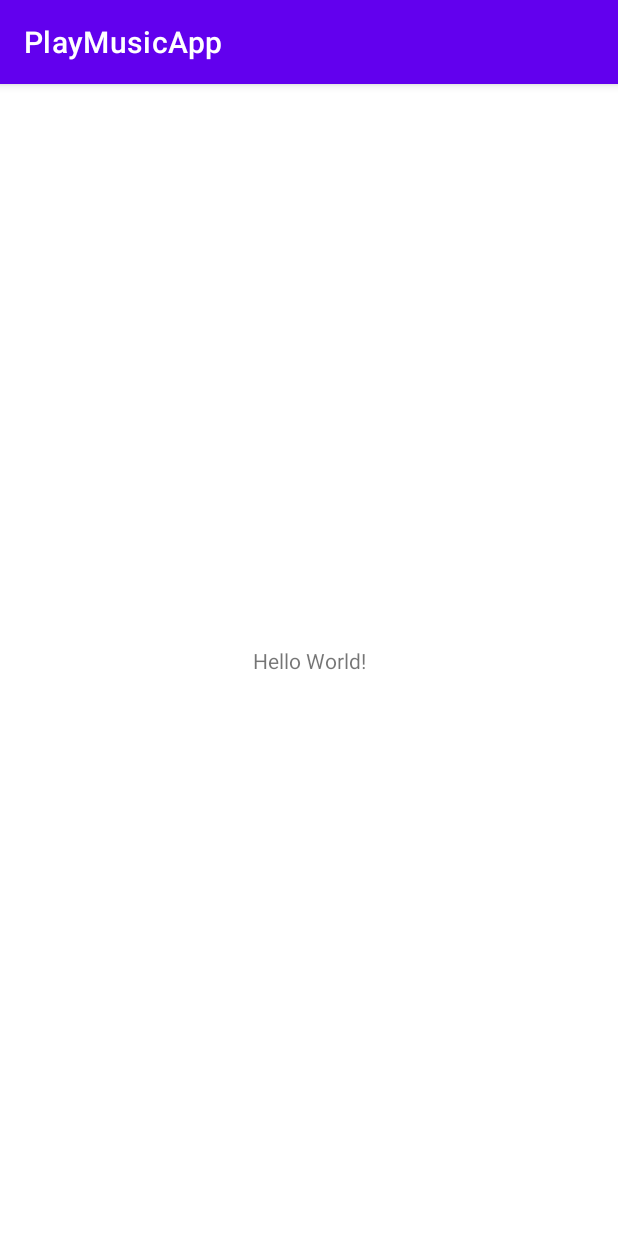
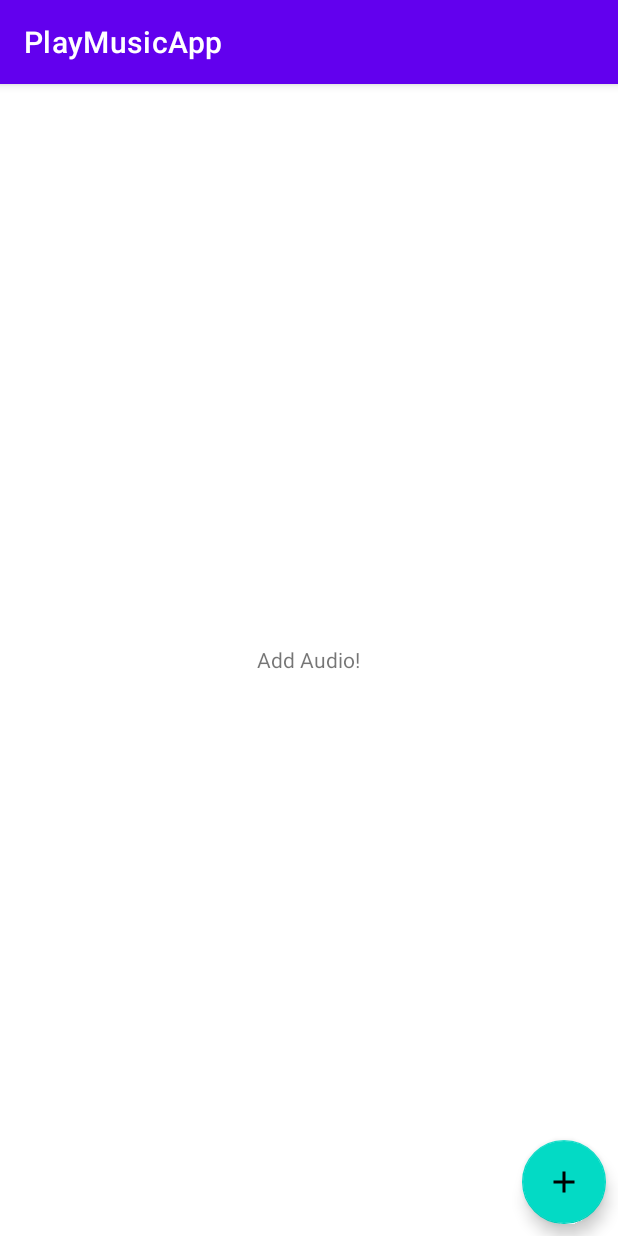
Before and after one commit to aswathyponnu/PlayMusicAPP, an Android app: the screen it shows after launch (MainActivity), on a phone screen of 412 x 824 dp. Run offline under Robolectric (Android 15) with nearby library versions, the phone set to English and light mode, and no system bars; 3 statements that could not run were skipped.

Commit message:
init-playapp

```diff
--- a/app/src/main/AndroidManifest.xml
+++ b/app/src/main/AndroidManifest.xml
@@ -2,6 +2,7 @@
 <manifest xmlns:android="http://schemas.android.com/apk/res/android"
     xmlns:tools="http://schemas.android.com/tools"
     package="com.devcentre.playmusicapp">
+    <uses-permission android:name="android.permission.READ_EXTERNAL_STORAGE" />
 
     <application
         android:allowBackup="true"
@@ -14,7 +15,7 @@
         android:theme="@style/Theme.PlayMusicApp"
         tools:targetApi="31">
         <activity
-            android:name=".MainActivity"
+            android:name=".view.MainActivity"
             android:exported="true">
             <intent-filter>
                 <action android:name="android.intent.action.MAIN" />
--- a/app/src/main/java/com/devcentre/playmusicapp/MainActivity.java
+++ /dev/null
@@ -1,14 +0,0 @@
-package com.devcentre.playmusicapp;
-
-import androidx.appcompat.app.AppCompatActivity;
-
-import android.os.Bundle;
-
-public class MainActivity extends AppCompatActivity {
-
-    @Override
-    protected void onCreate(Bundle savedInstanceState) {
-        super.onCreate(savedInstanceState);
-        setContentView(R.layout.activity_main);
-    }
-}
--- /dev/null
+++ b/app/src/main/java/com/devcentre/playmusicapp/view/MainActivity.java
@@ -0,0 +1,88 @@
+package com.devcentre.playmusicapp.view;
+
+import androidx.activity.result.ActivityResult;
+import androidx.activity.result.ActivityResultCallback;
+import androidx.activity.result.ActivityResultLauncher;
+import androidx.activity.result.contract.ActivityResultContracts;
+import androidx.appcompat.app.AppCompatActivity;
+import androidx.recyclerview.widget.LinearLayoutManager;
+
+import android.app.Activity;
+import android.content.Intent;
+import android.net.Uri;
+import android.os.Bundle;
+import android.view.View;
+
+import com.devcentre.playmusicapp.R;
+import com.devcentre.playmusicapp.adapter.MusicAdapter;
+import com.devcentre.playmusicapp.databinding.ActivityMainBinding;
+import com.devcentre.playmusicapp.model.MusicItem;
+
+import java.io.File;
+import java.util.ArrayList;
+import java.util.List;
+
+public class MainActivity extends AppCompatActivity {
+
+    private ActivityMainBinding binding;
+    private MusicAdapter adapter;
+    private List<MusicItem> musicItems;
+
+
+
+    @Override
+    protected void onCreate(Bundle savedInstanceState) {
+        super.onCreate(savedInstanceState);
+       // setContentView(R.layout.activity_main);
+        binding = ActivityMainBinding.inflate(getLayoutInflater());
+        View view = binding.getRoot();
+        setContentView(view);
+
+        musicItems = new ArrayList<MusicItem>();
+        adapter = new MusicAdapter(this.getApplicationContext());
+        binding.rvMusic.setLayoutManager(new LinearLayoutManager(getApplicationContext(), LinearLayoutManager.VERTICAL, false));
+        binding.rvMusic.setAdapter(adapter);
+    }
+
+    @Override
+    protected void onStart() {
+        super.onStart();
+        binding.btnAdd.setOnClickListener(view -> {
+            Intent intent = new Intent();
+            intent.setType("audio/*");
+            intent.setAction(Intent.ACTION_GET_CONTENT);
+            intent.putExtra(Intent.EXTRA_ALLOW_MULTIPLE, true);
+            mediaResultLauncher.launch(Intent.createChooser(intent,"Select Audios"));
+        });
+    }
+
+    ActivityResultLauncher<Intent> mediaResultLauncher = registerForActivityResult(
+            new ActivityResultContracts.StartActivityForResult(),
+            result -> {
+                MusicItem musicItem = null;
+                if (result.getResultCode() == Activity.RESULT_OK) {
+                    Intent data = result.getData();
+                    if (data != null) {
+                        for(int i = 0; i < data.getClipData().getItemCount(); i++) {
+                            Uri uri = data.getClipData().getItemAt(i).getUri();
+
+                            String uriString = uri.toString();
+                            File myFile = new File(uriString);
+
+                            musicItem = new MusicItem();
+                            musicItem.setId(i+1);
+                            musicItem.setUri(uriString);
+                            musicItem.setPath(myFile.getAbsolutePath());
+                            musicItem.setTitle(myFile.getName());
+                            musicItems.add(musicItem);
+                        }
+                    }
+                    binding.tvHeader.setVisibility(View.INVISIBLE);
+                    adapter.setMusicItems(musicItems);
+                    binding.rvMusic.setAdapter(adapter);
+
+                    // doSomeOperations();
+                }
+            });
+
+}
--- /dev/null
+++ b/app/src/main/res/drawable/ic_add.xml
@@ -0,0 +1,5 @@
+<vector android:height="36dp" android:tint="#FFFFFF"
+    android:viewportHeight="24" android:viewportWidth="24"
+    android:width="36dp" xmlns:android="http://schemas.android.com/apk/res/android">
+    <path android:fillColor="@android:color/white" android:pathData="M19,13h-6v6h-2v-6H5v-2h6V5h2v6h6v2z"/>
+</vector>
--- a/app/src/main/res/layout/activity_main.xml
+++ b/app/src/main/res/layout/activity_main.xml
@@ -1,18 +1,43 @@
 <?xml version="1.0" encoding="utf-8"?>
-<androidx.constraintlayout.widget.ConstraintLayout xmlns:android="http://schemas.android.com/apk/res/android"
+<RelativeLayout xmlns:android="http://schemas.android.com/apk/res/android"
     xmlns:app="http://schemas.android.com/apk/res-auto"
     xmlns:tools="http://schemas.android.com/tools"
     android:layout_width="match_parent"
     android:layout_height="match_parent"
-    tools:context=".MainActivity">
+    tools:context=".view.MainActivity">
+
+    <ProgressBar
+        android:max="100"
+        android:id="@+id/pgBar"
+        style="@style/Widget.MaterialComponents.LinearProgressIndicator"
+        android:layout_alignParentTop="true"
+        android:layout_width="wrap_content"
+        android:layout_height="wrap_content"/>
+
+    <androidx.recyclerview.widget.RecyclerView
+        android:layout_below="@id/pgBar"
+        android:layout_margin="@dimen/vertical_margin"
+        android:id="@+id/rvMusic"
+        android:layout_width="wrap_content"
+        android:layout_height="wrap_content"/>
 
     <TextView
+        android:id="@+id/tvHeader"
+        android:layout_centerInParent="true"
         android:layout_width="wrap_content"
         android:layout_height="wrap_content"
-        android:text="Hello World!"
+        android:text="Add Audio!"
         app:layout_constraintBottom_toBottomOf="parent"
         app:layout_constraintEnd_toEndOf="parent"
         app:layout_constraintStart_toStartOf="parent"
         app:layout_constraintTop_toTopOf="parent" />
 
-</androidx.constraintlayout.widget.ConstraintLayout>
+    <com.google.android.material.floatingactionbutton.FloatingActionButton
+        android:layout_alignParentBottom="true"
+        android:layout_alignParentRight="true"
+        android:id="@+id/btnAdd"
+        android:src="@drawable/ic_add"
+        android:layout_margin="@dimen/vertical_margin"
+        android:layout_width="wrap_content"
+        android:layout_height="wrap_content"/>
+</RelativeLayout>
```
Also changed, not shown: app/build.gradle (+16 -3 lines).
